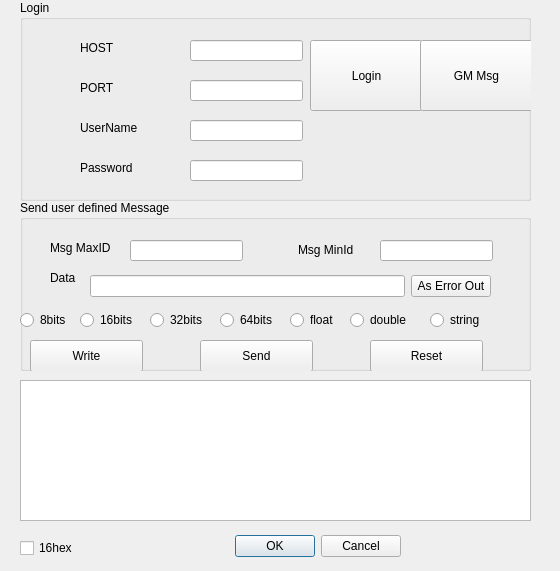
The window that apoEditor/src/connectdialog.ui (neil78duan/apollolib) describes before a commit, drawn with Qt 5.
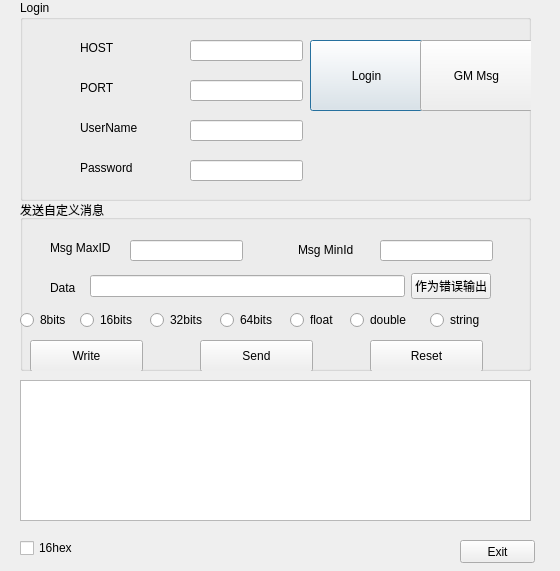
The same window after the commit.

Diff of the .ui file:
```diff
--- a/apoEditor/src/connectdialog.ui
+++ b/apoEditor/src/connectdialog.ui
@@ -13,22 +13,6 @@
   <property name="windowTitle">
    <string>Dialog</string>
   </property>
-  <widget class="QDialogButtonBox" name="buttonBox">
-   <property name="geometry">
-    <rect>
-     <x>100</x>
-     <y>530</y>
-     <width>301</width>
-     <height>32</height>
-    </rect>
-   </property>
-   <property name="orientation">
-    <enum>Qt::Horizontal</enum>
-   </property>
-   <property name="standardButtons">
-    <set>QDialogButtonBox::Cancel|QDialogButtonBox::Ok</set>
-   </property>
-  </widget>
   <widget class="QGroupBox" name="groupBox">
    <property name="geometry">
     <rect>
@@ -173,7 +157,7 @@
     </rect>
    </property>
    <property name="title">
-    <string>Send user defined Message </string>
+    <string>发送自定义消息</string>
    </property>
    <widget class="QLineEdit" name="msgMaxIdEdit">
     <property name="geometry">
@@ -225,7 +209,7 @@
     <property name="geometry">
      <rect>
       <x>30</x>
-      <y>70</y>
+      <y>80</y>
       <width>81</width>
       <height>16</height>
      </rect>
@@ -380,7 +364,7 @@
      <item>
       <widget class="QPushButton" name="pushButton">
        <property name="text">
-        <string>As Error Out</string>
+        <string>作为错误输出</string>
        </property>
       </widget>
      </item>
@@ -410,6 +394,19 @@
     <string>16hex</string>
    </property>
   </widget>
+  <widget class="QPushButton" name="pushButtonExit">
+   <property name="geometry">
+    <rect>
+     <x>460</x>
+     <y>540</y>
+     <width>75</width>
+     <height>23</height>
+    </rect>
+   </property>
+   <property name="text">
+    <string>Exit</string>
+   </property>
+  </widget>
  </widget>
  <resources/>
  <connections>
```
Left out of the diff: 35 changed lines with no effect on the pictures.
